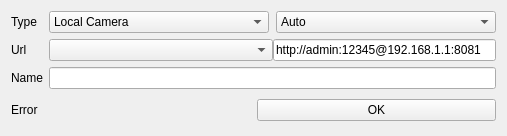
Above: Other/CameraDemo/addcameraform.ui from hondodo/PCamera before the change. Below: the same form after it.
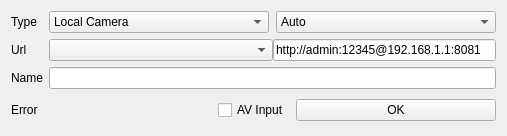
That is the form after the change.

Commit message: tv input

The edit to the form file:
```diff
--- a/Other/CameraDemo/addcameraform.ui
+++ b/Other/CameraDemo/addcameraform.ui
@@ -154,6 +154,13 @@
       <property name="bottomMargin">
        <number>0</number>
       </property>
+      <item row="0" column="2">
+       <widget class="QPushButton" name="pushButtonOK">
+        <property name="text">
+         <string>OK</string>
+        </property>
+       </widget>
+      </item>
       <item row="0" column="0">
        <widget class="QLabel" name="labelError">
         <property name="text">
@@ -162,9 +169,15 @@
        </widget>
       </item>
       <item row="0" column="1">
-       <widget class="QPushButton" name="pushButtonOK">
+       <widget class="QCheckBox" name="checkBoxIsTV">
+        <property name="sizePolicy">
+         <sizepolicy hsizetype="Fixed" vsizetype="Fixed">
+          <horstretch>0</horstretch>
+          <verstretch>0</verstretch>
+         </sizepolicy>
+        </property>
         <property name="text">
-         <string>OK</string>
+         <string>AV Input</string>
         </property>
        </widget>
       </item>
```
Left out of the diff: 34 changed lines with no effect on the pictures. The commit also changes 7 other files.
